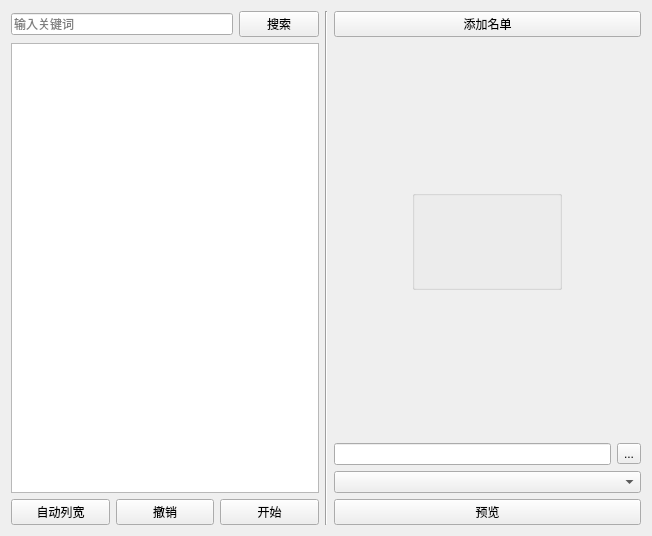
Qt form UI/main_ui.ui (Alddp/XWAssistance) before a commit.
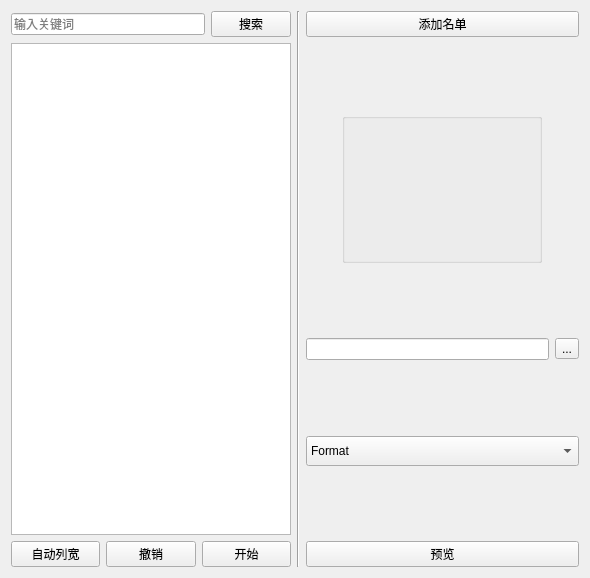
The same form after that commit.

Patch:
```diff
--- a/UI/main_ui.ui
+++ b/UI/main_ui.ui
@@ -6,15 +6,17 @@
    <rect>
     <x>0</x>
     <y>0</y>
-    <width>652</width>
-    <height>536</height>
+    <width>590</width>
+    <height>578</height>
    </rect>
   </property>
   <property name="windowTitle">
    <string>Form</string>
   </property>
-  <layout class="QGridLayout" name="gridLayout">
-   <item row="0" column="0">
+  <layout class="QVBoxLayout" name="verticalLayout_4">
+   <item>
+    <layout class="QHBoxLayout" name="horizontalLayout_4">
+     <item>
     <layout class="QVBoxLayout" name="verticalLayout_3">
      <item>
       <layout class="QVBoxLayout" name="verticalLayout_2">
@@ -87,34 +89,53 @@
      </item>
     </layout>
    </item>
-   <item row="0" column="1">
+     <item>
     <widget class="Line" name="line">
      <property name="orientation">
       <enum>Qt::Orientation::Vertical</enum>
      </property>
     </widget>
    </item>
-   <item row="0" column="2">
+     <item>
     <layout class="QVBoxLayout" name="verticalLayout">
      <item>
       <widget class="QPushButton" name="add_names_pb">
+         <property name="maximumSize">
+          <size>
+           <width>275</width>
+           <height>16777215</height>
+          </size>
+         </property>
        <property name="text">
         <string>添加名单</string>
        </property>
       </widget>
      </item>
-     <item alignment="Qt::AlignmentFlag::AlignHCenter|Qt::AlignmentFlag::AlignVCenter">
+       <item>
+        <spacer name="verticalSpacer_4">
+         <property name="orientation">
+          <enum>Qt::Orientation::Vertical</enum>
+         </property>
+         <property name="sizeHint" stdset="0">
+          <size>
+           <width>20</width>
+           <height>40</height>
+          </size>
+         </property>
+        </spacer>
+       </item>
+       <item alignment="Qt::AlignmentFlag::AlignHCenter">
       <widget class="QGroupBox" name="groupBox">
        <property name="minimumSize">
         <size>
-         <width>150</width>
-         <height>100</height>
+           <width>200</width>
+           <height>150</height>
         </size>
        </property>
        <property name="maximumSize">
         <size>
-         <width>150</width>
-         <height>100</height>
+           <width>300</width>
+           <height>150</height>
         </size>
        </property>
        <property name="acceptDrops">
@@ -125,10 +146,30 @@
        </property>
       </widget>
      </item>
+       <item>
+        <spacer name="verticalSpacer_2">
+         <property name="orientation">
+          <enum>Qt::Orientation::Vertical</enum>
+         </property>
+         <property name="sizeHint" stdset="0">
+          <size>
+           <width>20</width>
+           <height>40</height>
+          </size>
+         </property>
+        </spacer>
+       </item>
      <item>
       <layout class="QHBoxLayout" name="horizontalLayout">
        <item>
-        <widget class="QLineEdit" name="fp_led"/>
+          <widget class="QLineEdit" name="fp_led">
+           <property name="maximumSize">
+            <size>
+             <width>243</width>
+             <height>16777215</height>
+            </size>
+           </property>
+          </widget>
        </item>
        <item>
         <widget class="QToolButton" name="select_fp_tb">
@@ -140,14 +181,83 @@
       </layout>
      </item>
      <item>
-      <widget class="QComboBox" name="comboBox"/>
+        <spacer name="verticalSpacer_3">
+         <property name="orientation">
+          <enum>Qt::Orientation::Vertical</enum>
+         </property>
+         <property name="sizeHint" stdset="0">
+          <size>
+           <width>20</width>
+           <height>40</height>
+          </size>
+         </property>
+        </spacer>
+       </item>
+       <item>
+        <widget class="QComboBox" name="comboBox">
+         <property name="minimumSize">
+          <size>
+           <width>152</width>
+           <height>30</height>
+          </size>
+         </property>
+         <property name="maximumSize">
+          <size>
+           <width>300</width>
+           <height>16777215</height>
+          </size>
+         </property>
+         <property name="contextMenuPolicy">
+          <enum>Qt::ContextMenuPolicy::PreventContextMenu</enum>
+         </property>
+         <property name="styleSheet">
+          <string notr="true">font: 9pt &quot;Microsoft YaHei UI&quot;;
+font: 700 12pt &quot;Consolas&quot;;</string>
+         </property>
+         <item>
+          <property name="text">
+           <string>Format</string>
+          </property>
+         </item>
+         <item>
+          <property name="text">
+           <string>Simplify</string>
+          </property>
+         </item>
+         <item>
+          <property name="text">
+           <string>Convert</string>
+          </property>
+         </item>
+        </widget>
+       </item>
+       <item>
+        <spacer name="verticalSpacer">
+         <property name="orientation">
+          <enum>Qt::Orientation::Vertical</enum>
+         </property>
+         <property name="sizeHint" stdset="0">
+          <size>
+           <width>20</width>
+           <height>40</height>
+          </size>
+         </property>
+        </spacer>
      </item>
      <item>
       <widget class="QPushButton" name="preview_pb">
+         <property name="maximumSize">
+          <size>
+           <width>275</width>
+           <height>16777215</height>
+          </size>
+         </property>
        <property name="text">
         <string>预览</string>
        </property>
       </widget>
+       </item>
+      </layout>
      </item>
     </layout>
    </item>
```
Lines whose indentation alone changed are shown as unchanged.
